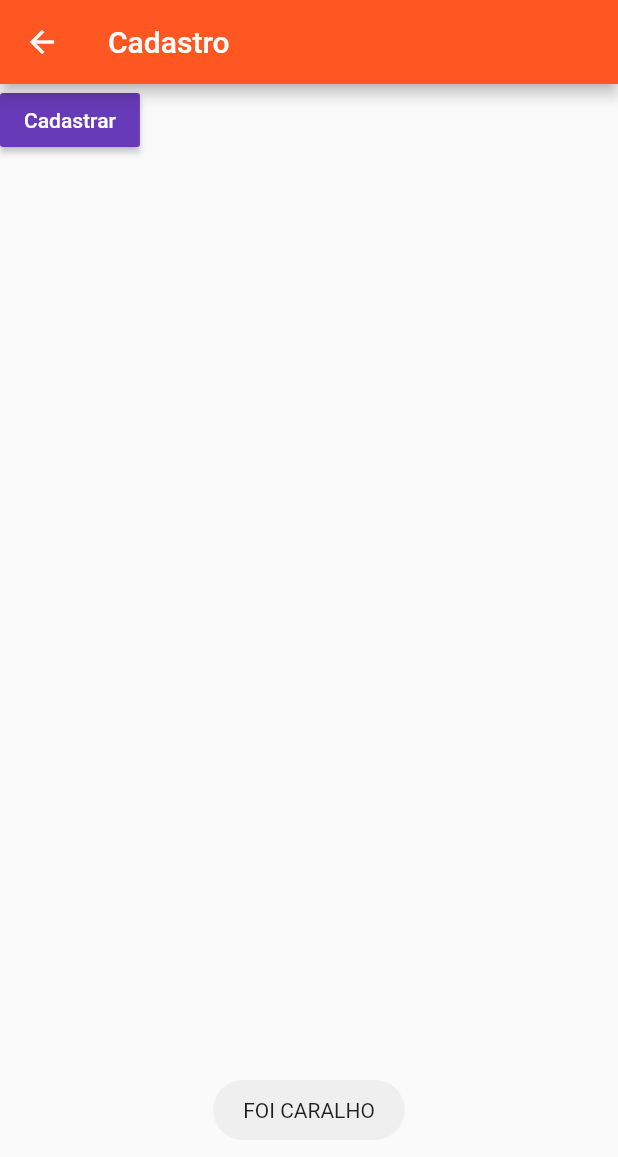
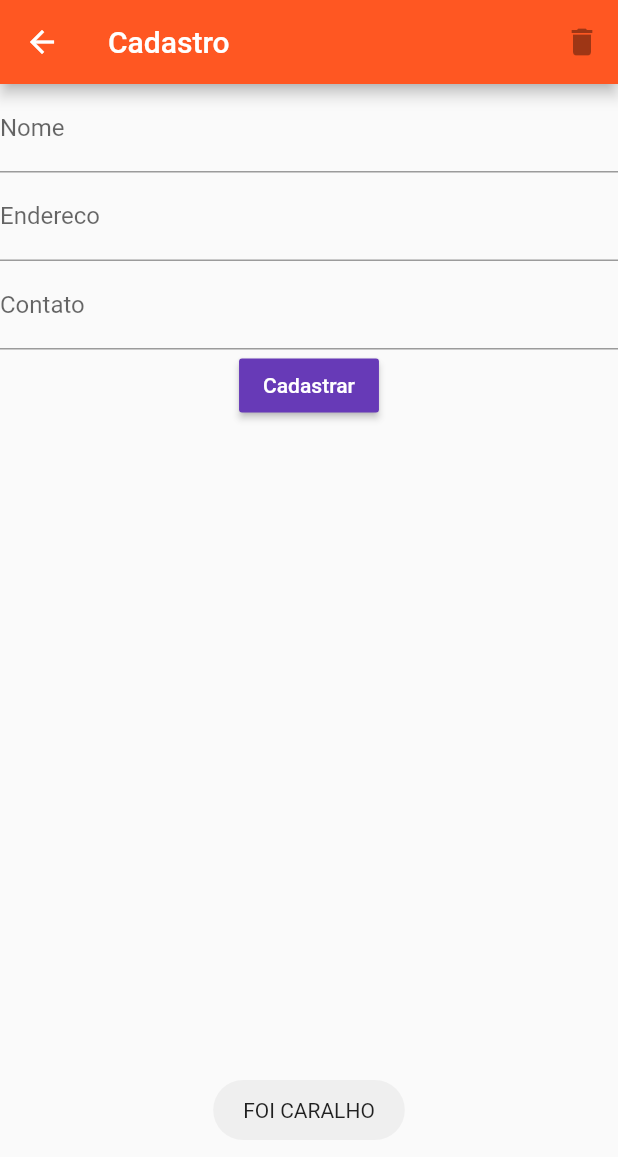
Before and after one commit to israelhudson/cadastro-de-clientes-flutter-com-api-rest, a Flutter app: the CadastroPage screen opened directly, after a tap on "Cadastrar", on a phone screen of 412 x 824 dp. Shown: the top 1157 px of the screen. Run offline on Flutter 3.47's test engine with Material 2 defaults, Android fonts, the phone set to English and light mode, and no system bars; our stand-ins replace fluttertoast; network calls fail.

Commit message:
Cadastrando a partir do formulario

```diff
--- a/cadastro_de_clientes_com_api/lib/ui/cadastro_page.dart
+++ b/cadastro_de_clientes_com_api/lib/ui/cadastro_page.dart
@@ -1,25 +1,41 @@
 import 'dart:async';
 import 'dart:convert';
 
+import 'package:cadastro_de_clientes_com_api/model/Cliente.dart';
 import 'package:flutter/material.dart';
 import 'package:fluttertoast/fluttertoast.dart';
 import 'package:http/http.dart' as http;
 
-//const requestUrl = "http://ihudapp.xyz/flutter/cad-clientes/cliente-api.php/";
-const requestUrl = "http://192.168.15.5/api-php/cliente-api.php/";
+const requestUrl = "http://ihudapp.xyz/flutter/cad-clientes/cliente-api.php/";
+//const requestUrl = "http://192.168.15.5/api-php/cliente-api.php/";
 
 class CadastroPage extends StatefulWidget {
   @override
+
+//  final Cliente _clienteData;
+//
+//  CadastroPage(this._clienteData);
+
+  //_CadastroPageState createState() => _CadastroPageState(_clienteData);
   _CadastroPageState createState() => _CadastroPageState();
 
-  CadastroPage();
 }
 
 class _CadastroPageState extends State<CadastroPage> {
 
+  TextEditingController nomeController = TextEditingController();
+  TextEditingController enderecoController = TextEditingController();
+  TextEditingController contatoController = TextEditingController();
+
+//  final Cliente _clienteData;
+//
+//  _CadastroPageState(this._clienteData);
+
   @override
   void initState() {
     super.initState();
+
+    //nomeController.text = _clienteData.nome;
 
   }
 
@@ -29,18 +45,18 @@ class _CadastroPageState extends State<CadastroPage> {
   }
 
   Future postData() async {
-    Map<String, dynamic> jsonMap = {
-      'nome': 'ISRAEL',
-      'endereco': 'Rua dos lltapebas',
-      'contato': 'ddd',
-    };
 
     Map<String, dynamic> params = Map<String, dynamic>();
     //params["id"] = this.task.id.toString();
-    params["id"] = 5;
-    params["nome"] = "GOKU";
-    params["endereco"] = "GENKI DAMA dnfçaionhfçoirnçvoinrgçioangçanegç";
-    params["contato"] = "1251516";
+//    params["id"] = 5;
+//    params["nome"] = "GOKU";
+//    params["endereco"] = "GENKI DAMA dnfçaionhfçoirnçvoinrgçioangçanegç";
+//    params["contato"] = "1251516";
+
+    //params["id"] = 5;
+    params["nome"] = nomeController.text;
+    params["endereco"] = enderecoController.text;
+    params["contato"] = contatoController.text;
 
     http.Response response = await http.post(requestUrl,
         body: json.encode(params));//POST
@@ -69,9 +85,34 @@ class _CadastroPageState extends State<CadastroPage> {
       appBar: AppBar(
         title: Text("Cadastro"),
         backgroundColor: Colors.deepOrange,
+        actions: <Widget>[
+          IconButton(
+            icon: Icon(Icons.delete),
+          )
+        ],
       ),
-      body: Column(
+      body: SingleChildScrollView(
+        child: Form(
+          child: Column(
             children: <Widget>[
+              TextFormField(
+                controller: nomeController,
+                decoration: InputDecoration(
+                  labelText: "Nome"
+                ),
+              ),
+              TextFormField(
+                controller: enderecoController,
+                decoration: InputDecoration(
+                  labelText: "Endereco"
+                ),
+              ),
+              TextFormField(
+                controller: contatoController,
+                decoration: InputDecoration(
+                  labelText: "Contato"
+                ),
+              ),
               RaisedButton(
                 child: Text("Cadastrar", style: TextStyle(color: Colors.white),),
                 color: Colors.deepPurple,
@@ -82,6 +123,8 @@ class _CadastroPageState extends State<CadastroPage> {
               )
             ],
           ),
+        ),
+      ),
     );
   }
 }
--- a/cadastro_de_clientes_com_api/lib/ui/home_page.dart
+++ b/cadastro_de_clientes_com_api/lib/ui/home_page.dart
@@ -7,8 +7,8 @@ import 'package:flutter/material.dart';
 
 import 'package:http/http.dart' as http;
 
-//const requestUrl = "http://ihudapp.xyz/flutter/cad-clientes/cliente-api.php/";
-const requestUrl = "http://192.168.15.5/api-php/cliente-api.php/";
+const requestUrl = "http://ihudapp.xyz/flutter/cad-clientes/cliente-api.php/";
+//const requestUrl = "http://192.168.15.5/api-php/cliente-api.php/";
 
 class Home extends StatefulWidget {
   @override
@@ -17,6 +17,7 @@ class Home extends StatefulWidget {
 
 class _HomeState extends State<Home> {
   List _listaCliente = [];
+  Cliente cliente;
 
   Future getData() async {
     http.Response response = await http.get(requestUrl);
@@ -91,17 +92,6 @@ class _HomeState extends State<Home> {
             });
           });
 
-//          Navigator.of(context)
-//              .push(new MaterialPageRoute(builder: (context) => CadastroPage()))
-//              .then((value) {
-//            getData().then((map) {
-//              setState(() {
-//                _listaCliente.clear();
-//                _loadList(map);
-//              });
-//            });
-//          });
-
         }, //Abrir tela de cadastro
         tooltip: 'Increment',
         child: new Icon(Icons.add),
```
Lines whose indentation alone changed are shown as unchanged.
